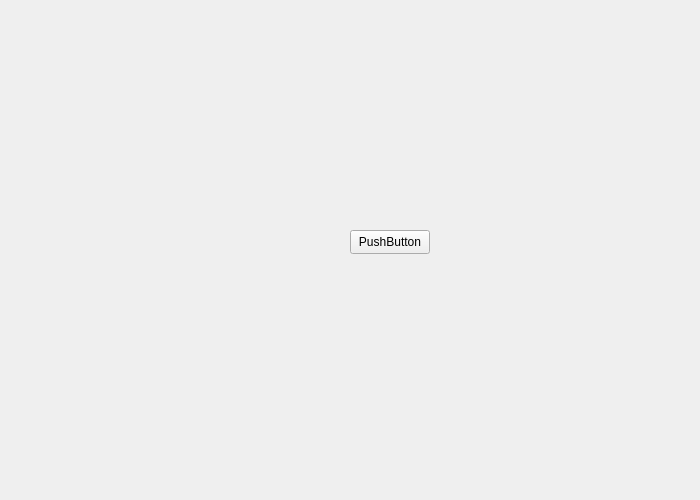
Above: ctc.ui from KailinLi/Crash-Tolerant-Consensus before the change. Below: the same form after it.
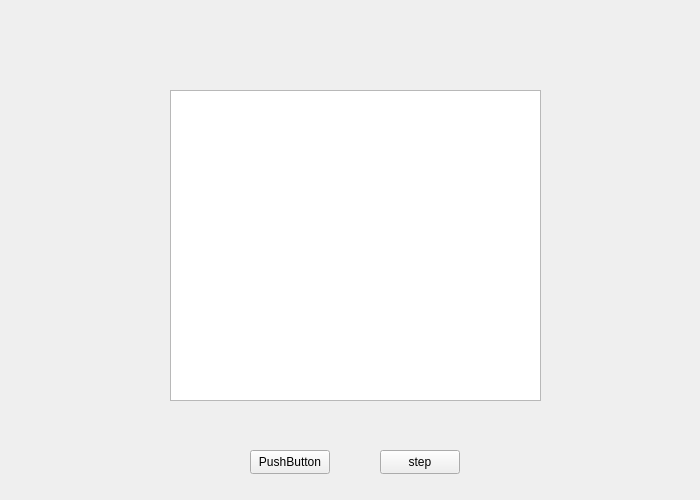
That is the form after the change.

```diff
--- a/ctc.ui
+++ b/ctc.ui
@@ -16,8 +16,8 @@
   <widget class="QPushButton" name="pushButton">
    <property name="geometry">
     <rect>
-     <x>350</x>
-     <y>230</y>
+     <x>250</x>
+     <y>450</y>
      <width>80</width>
      <height>24</height>
     </rect>
@@ -26,6 +26,29 @@
     <string>PushButton</string>
    </property>
   </widget>
+  <widget class="QPushButton" name="step">
+   <property name="geometry">
+    <rect>
+     <x>380</x>
+     <y>450</y>
+     <width>80</width>
+     <height>24</height>
+    </rect>
+   </property>
+   <property name="text">
+    <string>step</string>
+   </property>
+  </widget>
+  <widget class="QGraphicsView" name="graphicsView">
+   <property name="geometry">
+    <rect>
+     <x>170</x>
+     <y>90</y>
+     <width>371</width>
+     <height>311</height>
+    </rect>
+   </property>
+  </widget>
  </widget>
  <layoutdefault spacing="6" margin="11"/>
  <resources/>
```
